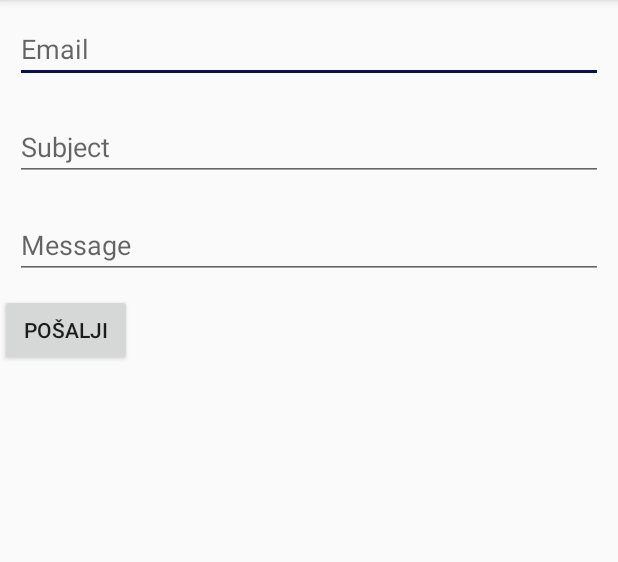
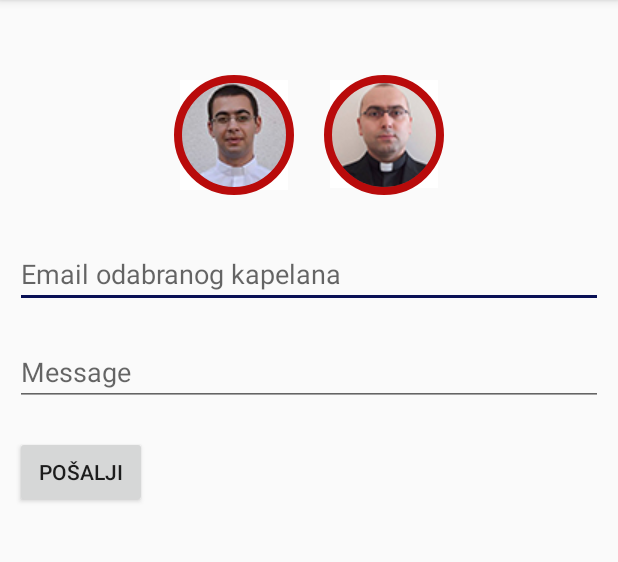
Before and after one commit to Kreso242/DuhosApp, an Android app: the AskQuestion screen opened directly, with no data from a screen before it, on a phone screen of 412 x 824 dp, the part 84-646 px from its top. Run offline under Robolectric (Android 15) with nearby library versions, the phone set to English and light mode, and no system bars.

Commit message:
Merge branches 'master' and 'srcaPitanja' of https://github.com/Kreso242/DuhosApp
# Conflicts:
#	app/src/main/java/com/example/duhos/RecyclerViewAdapter.java

```diff
--- a/app/src/main/java/com/example/duhos/AskQuestion.java
+++ b/app/src/main/java/com/example/duhos/AskQuestion.java
@@ -2,23 +2,30 @@ package com.example.duhos;
 
 import androidx.appcompat.app.AppCompatActivity;
 
+import android.content.Intent;
 import android.os.Bundle;
 
 import android.view.View;
-import android.view.Menu;
-import android.view.MenuItem;
 import android.widget.Button;
 import android.widget.EditText;
-import android.widget.Toolbar;
+import android.widget.ImageButton;
+import android.widget.ImageView;
+import android.widget.Toast;
 
-import com.google.android.material.floatingactionbutton.FloatingActionButton;
 
 public class AskQuestion extends AppCompatActivity {
 
     public EditText mEmail;
-    public EditText mSubject;
     public EditText mMessage;
+    public ImageButton kapelan1;
+    public ImageButton kapelan2;
+    public ImageView kapelan1Krug;
+    public ImageView kapelan2Krug;
+    public String mailKapelan1="kresimirtomic1998@gmail.com";
+    public String mailKapelan2="ktomic@etfos.hr";
 
+    public boolean flag1=false;
+    public boolean flag2=false;
     @Override
     protected void onCreate(Bundle savedInstanceState) {
         super.onCreate(savedInstanceState);
@@ -27,28 +34,83 @@ public class AskQuestion extends AppCompatActivity {
 
         mEmail = (EditText)findViewById(R.id.mailID);
         mMessage = (EditText)findViewById(R.id.messageID);
-        mSubject = (EditText)findViewById(R.id.subjectID);
+
+        kapelan1Krug=(ImageView)findViewById(R.id.zeleniKrugKapelan1);
+        kapelan2Krug=(ImageView)findViewById(R.id.zeleniKrugKapelan2);
+
+        kapelan1=(ImageButton)findViewById(R.id.kapelan1Slika);
+        kapelan2=(ImageButton)findViewById(R.id.kapelan2Slika);
+
+        kapelan1.setOnClickListener(new View.OnClickListener() {
+            @Override
+            public void onClick(View v) {
+                if(flag1==false) {
+                    kapelan1Krug.setVisibility(View.VISIBLE);
+                    flag1=true;
+                    if(flag2==false)
+                        mEmail.setText(mailKapelan1);
+                    if(flag2==true)
+                        mEmail.setText(mEmail.getText().toString()+","+mailKapelan1);
+                }
+                else {
+                    kapelan1Krug.setVisibility(View.INVISIBLE);
+                    flag1=false;
+                    if(flag2==true)
+                        mEmail.setText(mailKapelan2);
+                    if(flag2==false)
+                        mEmail.setText("");
+                }
+            }
+        });
+        kapelan2.setOnClickListener(new View.OnClickListener() {
+            @Override
+            public void onClick(View v) {
+                if(flag2==false) {
+                    kapelan2Krug.setVisibility(View.VISIBLE);
+                    flag2=true;
+                    if(flag1==false)
+                        mEmail.setText(mailKapelan2);
+                    if(flag1==true)
+                        mEmail.setText(mEmail.getText().toString()+","+mailKapelan2);
+
+                }
+                else {
+                    kapelan2Krug.setVisibility(View.INVISIBLE);
+                    flag2=false;
+                    if(flag1==true)
+                        mEmail.setText(mailKapelan1);
+                    if(flag1==false)
+                        mEmail.setText("");
+                }
+            }
+        });
 
         Button buttonPosalji=(Button)findViewById(R.id.posaljiButton);
         buttonPosalji.setOnClickListener(new View.OnClickListener() {
             @Override
             public void onClick(View view) {
                 sendMail();
+                Intent intent = new Intent(AskQuestion.this, Questions.class);
+                startActivity(intent);
+                overridePendingTransition(android.R.anim.fade_in, android.R.anim.fade_out);
             }
         });
     }
 
     private void sendMail() {
+        if(flag1==false && flag2==false){
+            Toast.makeText(getApplicationContext(),"Odaberi kapelana!",Toast.LENGTH_SHORT).show();
+        }
+        else {
+            String mail = mEmail.getText().toString();
+            String message = mMessage.getText().toString();
+            String subject = "Pitanje za kapelana";
 
-        String mail = mEmail.getText().toString().trim();
-        String message = mMessage.getText().toString();
-        String subject = mSubject.getText().toString().trim();
+            //Send Mail
+            JavaMailAPI javaMailAPI = new JavaMailAPI(this, mail, subject, message);
 
-        //Send Mail
-        JavaMailAPI javaMailAPI = new JavaMailAPI(this,mail,subject,message);
-
-        javaMailAPI.execute();
-
+            javaMailAPI.execute();
+        }
     }
 
 }
--- a/app/src/main/java/com/example/duhos/JavaMailAPI.java
+++ b/app/src/main/java/com/example/duhos/JavaMailAPI.java
@@ -37,7 +37,7 @@ public class JavaMailAPI extends AsyncTask<Void,Void,Void>  {
     protected void onPreExecute() {
         super.onPreExecute();
         //Show progress dialog while sending email
-        mProgressDialog = ProgressDialog.show(mContext,"Sending message", "Please wait...",false,false);
+        mProgressDialog = ProgressDialog.show(mContext,"Slanje poruke", "Molim pričekajte...",false,false);
     }
 
     @Override
@@ -47,7 +47,7 @@ public class JavaMailAPI extends AsyncTask<Void,Void,Void>  {
         mProgressDialog.dismiss();
 
         //Show success toast
-        Toast.makeText(mContext,"Message Sent",Toast.LENGTH_SHORT).show();
+        Toast.makeText(mContext,"Poruka poslana",Toast.LENGTH_SHORT).show();
     }
 
     @Override
--- /dev/null
+++ b/app/src/main/res/drawable/image_circle_green.xml
@@ -0,0 +1,7 @@
+<?xml version="1.0" encoding="utf-8"?>
+<shape
+    xmlns:android="http://schemas.android.com/apk/res/android" android:shape="oval">
+
+    <stroke android:width="5dp" android:color="#4EDA03" />
+    <size android:width="80dp" android:height="80dp"/>
+</shape>
--- /dev/null
+++ b/app/src/main/res/drawable/image_circle_red.xml
@@ -0,0 +1,7 @@
+<?xml version="1.0" encoding="utf-8"?>
+<shape
+    xmlns:android="http://schemas.android.com/apk/res/android" android:shape="oval">
+
+    <stroke android:width="5dp" android:color="#B90B0B" />
+    <size android:width="80dp" android:height="80dp"/>
+</shape>
--- a/app/src/main/res/layout/activity_ask_question.xml
+++ b/app/src/main/res/layout/activity_ask_question.xml
@@ -7,26 +7,82 @@
     android:layout_height="match_parent"
     tools:context=".AskQuestion">
 
+    <RelativeLayout
+        android:id="@+id/kapelani"
+        android:layout_width="wrap_content"
+        android:layout_height="wrap_content"
+        android:layout_centerHorizontal="true"
+        android:layout_marginTop="50dp"
+        >
+        <RelativeLayout
+            android:layout_width="wrap_content"
+            android:layout_height="wrap_content"
+            android:layout_centerInParent="true">
+        <ImageButton
+            android:id="@+id/kapelan1Slika"
+            android:layout_width="wrap_content"
+            android:layout_height="wrap_content"
+            android:background="@color/bijela"
+            android:src="@drawable/mario_zigman"></ImageButton>
+        <ImageButton
+            android:id="@+id/kapelan2Slika"
+            android:layout_width="wrap_content"
+            android:layout_height="wrap_content"
+            android:layout_marginLeft="100dp"
+            android:background="@color/bijela"
+            android:src="@drawable/davor_vukovic">
+        </ImageButton>
+        </RelativeLayout>
+        <ImageView
+            android:id="@+id/crveniKrugKapelan1"
+            android:layout_width="wrap_content"
+            android:layout_height="wrap_content"
+            android:src="@drawable/image_circle_red">
+        </ImageView>
+        <ImageView
+            android:id="@+id/crveniKrugKapelan2"
+            android:layout_width="wrap_content"
+            android:layout_height="wrap_content"
+            android:src="@drawable/image_circle_red"
+            android:layout_marginLeft="100dp"
+            >
+        </ImageView>
+        <ImageView
+            android:id="@+id/zeleniKrugKapelan1"
+            android:layout_width="wrap_content"
+            android:layout_height="wrap_content"
+            android:src="@drawable/image_circle_green"
+            android:visibility="invisible">
+        </ImageView>
+        <ImageView
+            android:id="@+id/zeleniKrugKapelan2"
+            android:layout_width="wrap_content"
+            android:layout_height="wrap_content"
+            android:src="@drawable/image_circle_green"
+            android:layout_marginLeft="100dp"
+            android:visibility="invisible"
+            >
+        </ImageView>
+    </RelativeLayout>
+
     <EditText
         android:id="@+id/mailID"
-        android:layout_margin="10dp"
         android:layout_width="match_parent"
         android:layout_height="wrap_content"
-        android:hint="Email"/>
-    <EditText
-        android:layout_margin="10dp"
-        android:id="@+id/subjectID"
-        android:layout_width="match_parent"
-        android:layout_height="wrap_content"
-        android:hint="Subject"
-        android:layout_below="@id/mailID"/>
+        android:hint="Email odabranog kapelana"
+        android:layout_below="@id/kapelani"
+        android:layout_marginTop="30dp"
+        android:layout_marginRight="10dp"
+        android:layout_marginLeft="10dp"
+        android:layout_marginBottom="10dp"/>
+
     <EditText
         android:layout_margin="10dp"
         android:id="@+id/messageID"
         android:layout_width="match_parent"
         android:layout_height="wrap_content"
         android:hint="Message"
-        android:layout_below="@+id/subjectID"/>
+        android:layout_below="@+id/mailID"/>
 
     <Button
         android:id="@+id/posaljiButton"
@@ -34,7 +90,8 @@
         android:layout_height="wrap_content"
         android:layout_gravity="bottom|end"
         android:text="Pošalji"
-        android:layout_below="@+id/messageID"/>
+        android:layout_below="@+id/messageID"
+        android:layout_margin="10dp"/>
 
 
 </RelativeLayout>
```
Also changed, not shown: app/src/main/java/com/example/duhos/Questions.java (+21 -0 lines), app/src/main/res/layout/listitem.xml (+8 -0 lines), app/src/main/davor_vukovic-web.png (added), app/src/main/ic_launcher-web.png (added), app/src/main/mario_zigman-web.png (added), app/src/main/res/davor_vukovic.jpg (added), app/src/main/res/drawable/davor_vukovic.jpg (added), app/src/main/res/drawable/mario_zigman.jpg (added), app/src/main/res/mario_zigman.jpg (added), 2 other files.
